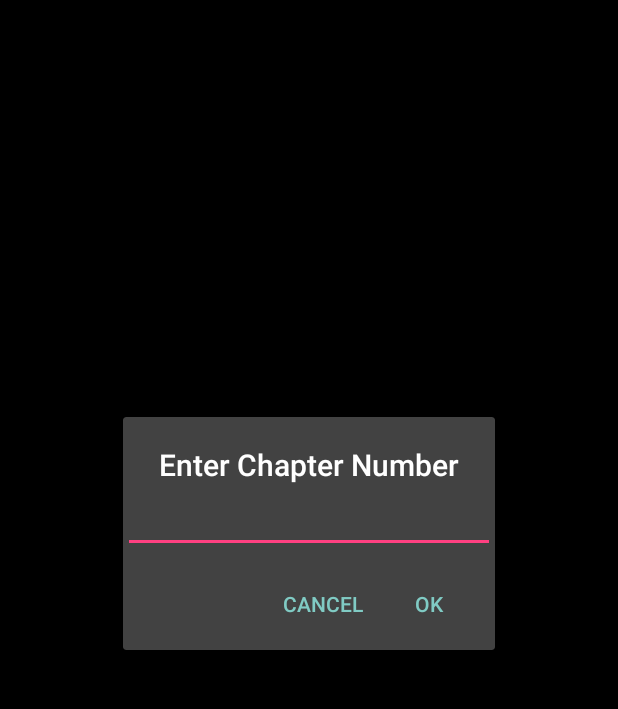
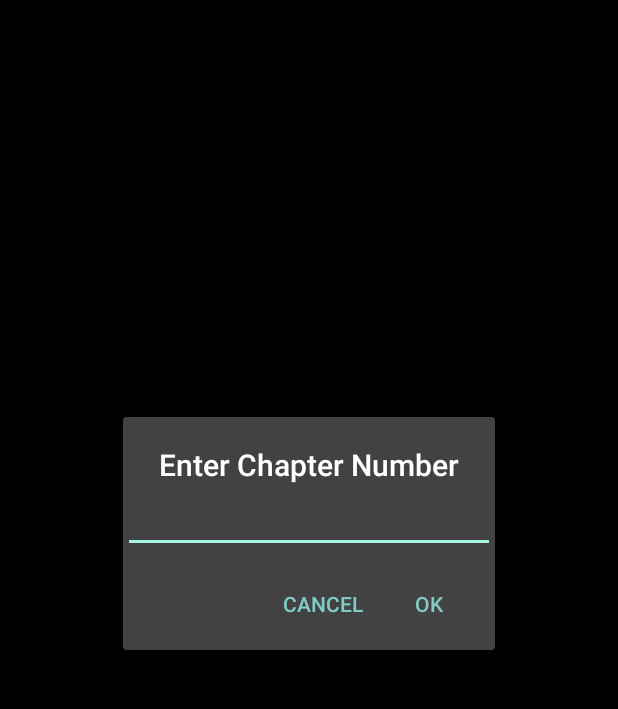
Before and after one commit to lytii/gravity_tales, an Android app: the screen it shows after launch (ReadActivity), in the options menu, after a tap on "Jump", on a phone screen of 412 x 824 dp, the part 84-793 px from its top. Run offline under Robolectric (Android 15) with nearby library versions, the phone set to English and light mode, and no system bars; our stand-ins replace ButterKnife; libraries missing offline, so code that uses them is left out: io.objectbox, io.objectbox.annotation, io.objectbox.exception, io.objectbox.relation; network calls fail; 17 statements that could not run were skipped.

```diff
--- a/app/src/main/java/read/gravitytales/ReadActivity.java
+++ b/app/src/main/java/read/gravitytales/ReadActivity.java
@@ -11,8 +11,10 @@ import android.support.v7.widget.Toolbar;
 import android.text.InputType;
 import android.view.Menu;
 import android.view.MenuItem;
+import android.view.View;
 import android.view.inputmethod.InputMethodManager;
 import android.widget.EditText;
+import android.widget.ProgressBar;
 
 import butterknife.BindView;
 import butterknife.ButterKnife;
@@ -143,6 +145,16 @@ public class ReadActivity extends AppCompatActivity {
       imm.toggleSoftInput(InputMethodManager.SHOW_FORCED, 0);
    }
 
+   public void showLoading() {
+      ProgressBar progressBar = (ProgressBar) findViewById(R.id.loading_bar);
+      progressBar.setVisibility(View.VISIBLE);
+   }
+
+   public void stopLoading() {
+      ProgressBar progressBar = (ProgressBar) findViewById(R.id.loading_bar);
+      progressBar.setVisibility(View.INVISIBLE);
+   }
+
    /**
     * Displays chapter
     * Resets scrollListener for end of page preLoading
--- a/app/src/main/java/read/gravitytales/ReadPresenter.java
+++ b/app/src/main/java/read/gravitytales/ReadPresenter.java
@@ -52,6 +52,7 @@ public class ReadPresenter {
          title = bookManager.getCurrentChapter() + title;
       }
       readActivity.setTitle(Html.fromHtml(title));
+      readActivity.stopLoading();
    }
 
    /**
@@ -86,8 +87,10 @@ public class ReadPresenter {
     * to show next chapter
     */
    public void showNextChapter() {
-      if (hasNetwork())
+      if (hasNetwork()) {
+         readActivity.showLoading();
          bookManager.showNextChapter();
+      }
    }
 
    /**
@@ -95,18 +98,23 @@ public class ReadPresenter {
     * to show prev chapter
     */
    public void showPrevChapter() {
-      if (hasNetwork())
+      if (hasNetwork()) {
+         readActivity.showLoading();
          bookManager.showPrevChapter();
+      }
    }
 
    public void preLoadNextChapter() {
-      if (hasNetwork())
+      if (hasNetwork()) {
          bookManager.preLoadNextChapter();
+      }
    }
 
    public void jumpToChapter(int chapter) {
-      if (hasNetwork())
+      if (hasNetwork()) {
+         readActivity.showLoading();
          bookManager.jumpToChapter(chapter);
+      }
    }
 
 
--- a/app/src/main/res/layout/activity_read.xml
+++ b/app/src/main/res/layout/activity_read.xml
@@ -7,7 +7,11 @@
                 tools:context="read.gravitytales.ReadActivity">
 
    <include layout="@layout/chapter_layout" android:id="@+id/chapter_view"/>
-
+   <ProgressBar
+      android:id="@+id/loading_bar"
+      android:visibility="invisible"
+      android:layout_width="match_parent"
+      android:layout_height="match_parent" />
    <TextView
       android:id="@+id/chapter_item_text_view"
       android:layout_width="match_parent"
--- a/app/src/main/res/values/colors.xml
+++ b/app/src/main/res/values/colors.xml
@@ -4,7 +4,7 @@
    <color name="blackBG">#000000</color>
    <color name="colorPrimary">#0051B5</color>
    <color name="colorPrimaryDark">#003555</color>
-   <color name="colorAccent">#FF4081</color>
+   <color name="colorAccent">#a5f4e2</color>
 
    <color name="black_overlay">#66000000</color>
 </resources>
```
